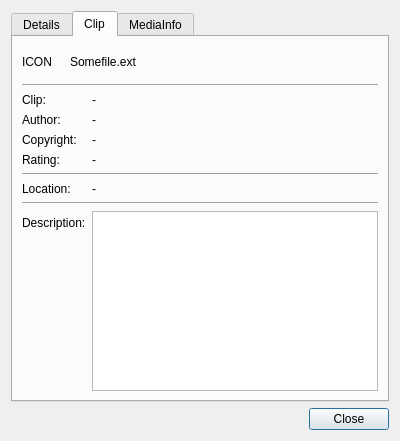
The window that propertieswindow.ui (mpc-qt/mpc-qt) describes before a commit, drawn with Qt 5.
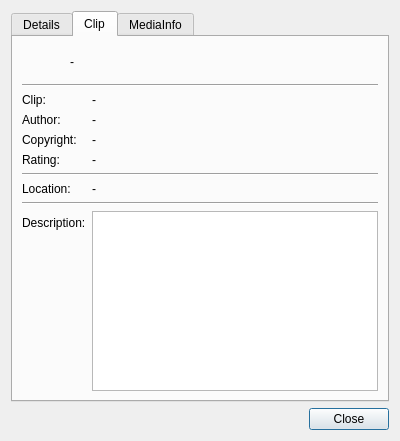
The same window after the commit. The open tabs and pages were chosen to show the change.

Diff of the .ui file:
```diff
--- a/propertieswindow.ui
+++ b/propertieswindow.ui
@@ -175,14 +175,14 @@
             </size>
            </property>
            <property name="text">
-            <string>ICON</string>
+            <string/>
            </property>
           </widget>
          </item>
          <item>
           <widget class="QLabel" name="clipFilename">
            <property name="text">
-            <string>Somefile.ext</string>
+            <string>-</string>
            </property>
           </widget>
          </item>
```
Left out of the diff: 9 changed lines with no effect on the pictures.
